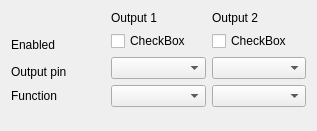
Qt form Aquisition/ui_outputsettings.ui (zigorrom/PyFANS) before a commit.
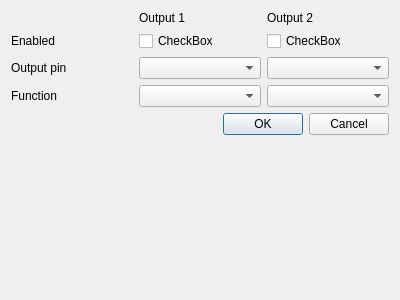
The same form after that commit.

Commit message: new setting windows

The edit to the form file:
```diff
--- a/Aquisition/ui_outputsettings.ui
+++ b/Aquisition/ui_outputsettings.ui
@@ -1,77 +1,87 @@
 <?xml version="1.0" encoding="UTF-8"?>
 <ui version="4.0">
- <class>ui_outputsettings</class>
- <widget class="QWidget" name="ui_outputsettings">
+ <class>OutputSettings</class>
+ <widget class="QDialog" name="OutputSettings">
   <property name="geometry">
    <rect>
     <x>0</x>
     <y>0</y>
-    <width>317</width>
-    <height>131</height>
+    <width>400</width>
+    <height>300</height>
    </rect>
   </property>
   <property name="windowTitle">
    <string>Output Settings</string>
   </property>
   <layout class="QGridLayout" name="gridLayout">
-   <item row="0" column="3">
+   <item row="0" column="1">
+    <widget class="QLabel" name="label">
+     <property name="text">
+      <string>Output 1</string>
+     </property>
+    </widget>
+   </item>
+   <item row="0" column="2">
     <widget class="QLabel" name="label_2">
      <property name="text">
       <string>Output 2</string>
      </property>
     </widget>
    </item>
-   <item row="1" column="0" rowspan="2">
+   <item row="1" column="0">
     <widget class="QLabel" name="label_5">
      <property name="text">
       <string>Enabled</string>
      </property>
     </widget>
    </item>
-   <item row="1" column="2">
+   <item row="1" column="1">
     <widget class="QCheckBox" name="enabled_out1">
      <property name="text">
       <string>CheckBox</string>
      </property>
     </widget>
    </item>
-   <item row="1" column="3">
+   <item row="1" column="2">
     <widget class="QCheckBox" name="enabled_out2">
      <property name="text">
       <string>CheckBox</string>
      </property>
     </widget>
    </item>
-   <item row="2" column="2" rowspan="2">
+   <item row="2" column="0">
+    <widget class="QLabel" name="label_3">
+     <property name="text">
+      <string>Output pin</string>
+     </property>
+    </widget>
+   </item>
+   <item row="2" column="1">
     <widget class="QComboBox" name="pin_out1"/>
    </item>
-   <item row="2" column="3" rowspan="2">
+   <item row="2" column="2">
     <widget class="QComboBox" name="pin_out2"/>
    </item>
    <item row="3" column="0">
-    <widget class="QLabel" name="label_3">
-     <property name="text">
-      <string>Output pin</string>
-     </property>
-    </widget>
-   </item>
-   <item row="4" column="3">
-    <widget class="QComboBox" name="function_out2"/>
-   </item>
-   <item row="4" column="2">
-    <widget class="QComboBox" name="function_out1"/>
-   </item>
-   <item row="4" column="0">
     <widget class="QLabel" name="label_4">
      <property name="text">
       <string>Function</string>
      </property>
     </widget>
    </item>
-   <item row="0" column="2">
-    <widget class="QLabel" name="label">
-     <property name="text">
-      <string>Output 1</string>
+   <item row="3" column="1">
+    <widget class="QComboBox" name="function_out1"/>
+   </item>
+   <item row="3" column="2">
+    <widget class="QComboBox" name="function_out2"/>
+   </item>
+   <item row="4" column="0" colspan="3">
+    <widget class="QDialogButtonBox" name="buttonBox">
+     <property name="orientation">
+      <enum>Qt::Horizontal</enum>
+     </property>
+     <property name="standardButtons">
+      <set>QDialogButtonBox::Cancel|QDialogButtonBox::Ok</set>
      </property>
     </widget>
    </item>
@@ -83,7 +93,7 @@
      <property name="sizeHint" stdset="0">
       <size>
        <width>20</width>
-       <height>281</height>
+       <height>132</height>
       </size>
      </property>
     </spacer>
```
Left out of the diff: 35 changed lines with no effect on the pictures. The commit also changes 9 other files.
